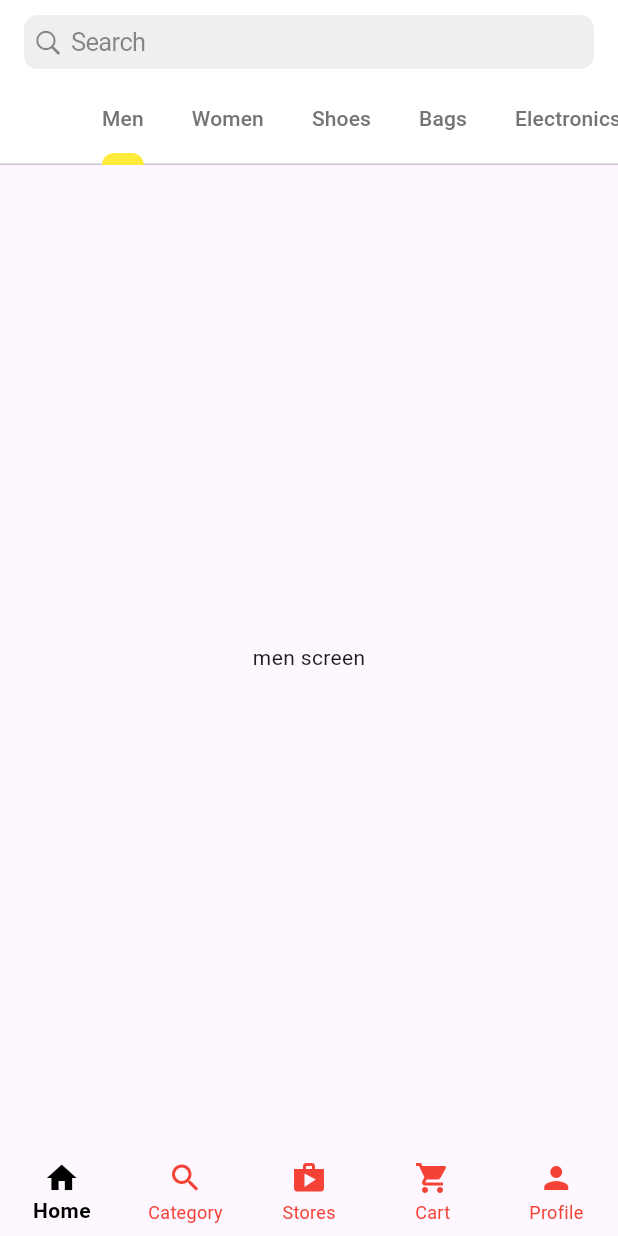
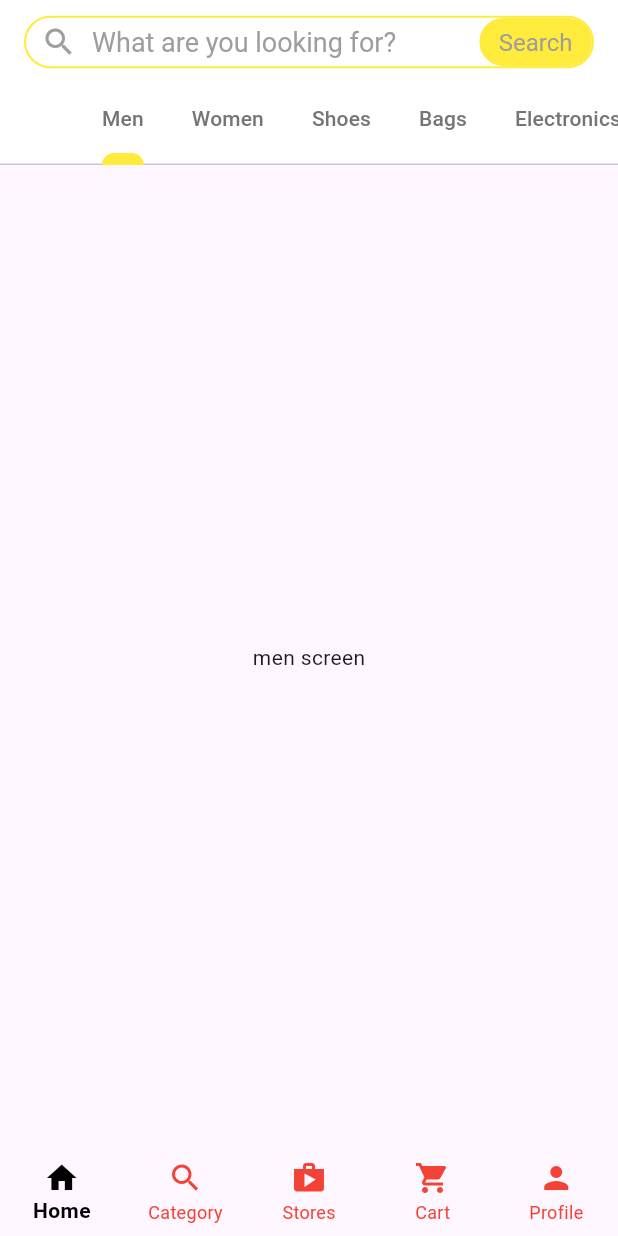
Before and after one commit to Xcheche/multi_store_app, a Flutter app: the screen it shows after launch, on a phone screen of 412 x 824 dp. Run offline on Flutter 3.47's test engine with Material 3 defaults, Android fonts, the phone set to English and light mode, and no system bars.

Commit message:
search bar done

```diff
--- a/lib/main_screens/home.dart
+++ b/lib/main_screens/home.dart
@@ -1,5 +1,7 @@
 import 'package:flutter/cupertino.dart';
 import 'package:flutter/material.dart';
+
+import '../minor_screens/search.dart';
 
 class HomeScreen extends StatefulWidget {
   const HomeScreen({Key? key}) : super(key: key);
@@ -17,7 +19,55 @@ class _HomeScreenState extends State<HomeScreen> {
         appBar: AppBar(
           elevation: 0,
           backgroundColor: Colors.white,
-          title: const CupertinoSearchTextField(),
+          title: InkWell(
+            onTap: () {
+              Navigator.push(
+                  context,
+                  MaterialPageRoute(
+                      builder: (context) => const SearchScreen()));
+            },
+            child: Container(
+              height: 35,
+              decoration: BoxDecoration(
+                border: Border.all(color: Colors.yellow, width: 1.4),
+                borderRadius: BorderRadius.circular(25),
+              ),
+              child: Row(
+                mainAxisAlignment: MainAxisAlignment.spaceBetween,
+                children: [
+                  const Row(
+                    children: [
+                      Padding(
+                        padding: EdgeInsets.symmetric(horizontal: 10),
+                        child: Icon(
+                          Icons.search,
+                          color: Colors.grey,
+                        ),
+                      ),
+                      Text(
+                        'What are you looking for?',
+                        style: TextStyle(color: Colors.grey, fontSize: 18),
+                      ),
+                    ],
+                  ),
+                  Container(
+                    height: 32,
+                    width: 75,
+                    decoration: BoxDecoration(
+                      color: Colors.yellow,
+                      borderRadius: BorderRadius.circular(25),
+                    ),
+                    child: const Center(
+                      child: Text(
+                        'Search',
+                        style: TextStyle(fontSize: 16, color: Colors.grey),
+                      ),
+                    ),
+                  ),
+                ],
+              ),
+            ),
+          ),
           bottom: const TabBar(
             isScrollable: true,
             indicatorColor: Colors.yellow,
```
Also changed, not shown: lib/minor_screens/search.dart (added, +23 -0 lines).
